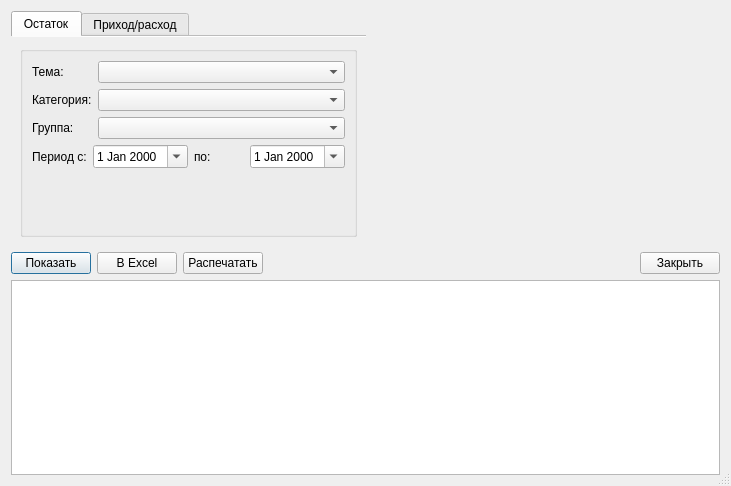
The window that reportmanager.ui (igrekus/depot) describes before a commit, drawn with Qt 5.
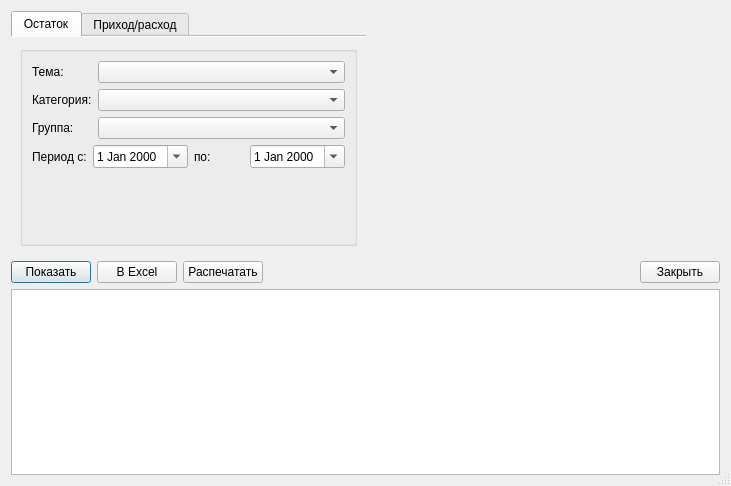
The same window after the commit.

What changed in the file:
```diff
--- a/reportmanager.ui
+++ b/reportmanager.ui
@@ -27,6 +27,12 @@
     <layout class="QHBoxLayout" name="horizontalLayout_3">
      <item>
       <widget class="QTabWidget" name="tabReport">
+       <property name="sizePolicy">
+        <sizepolicy hsizetype="Expanding" vsizetype="Fixed">
+         <horstretch>0</horstretch>
+         <verstretch>0</verstretch>
+        </sizepolicy>
+       </property>
        <property name="minimumSize">
         <size>
          <width>200</width>
@@ -121,10 +127,13 @@
               <property name="orientation">
                <enum>Qt::Vertical</enum>
               </property>
+              <property name="sizeType">
+               <enum>QSizePolicy::Expanding</enum>
+              </property>
               <property name="sizeHint" stdset="0">
                <size>
                 <width>20</width>
-                <height>40</height>
+                <height>20</height>
                </size>
               </property>
              </spacer>
@@ -239,10 +248,13 @@
                 <property name="orientation">
                  <enum>Qt::Vertical</enum>
                 </property>
+                <property name="sizeType">
+                 <enum>QSizePolicy::Expanding</enum>
+                </property>
                 <property name="sizeHint" stdset="0">
                  <size>
                   <width>20</width>
-                  <height>1</height>
+                  <height>10</height>
                  </size>
                 </property>
                </spacer>
```
